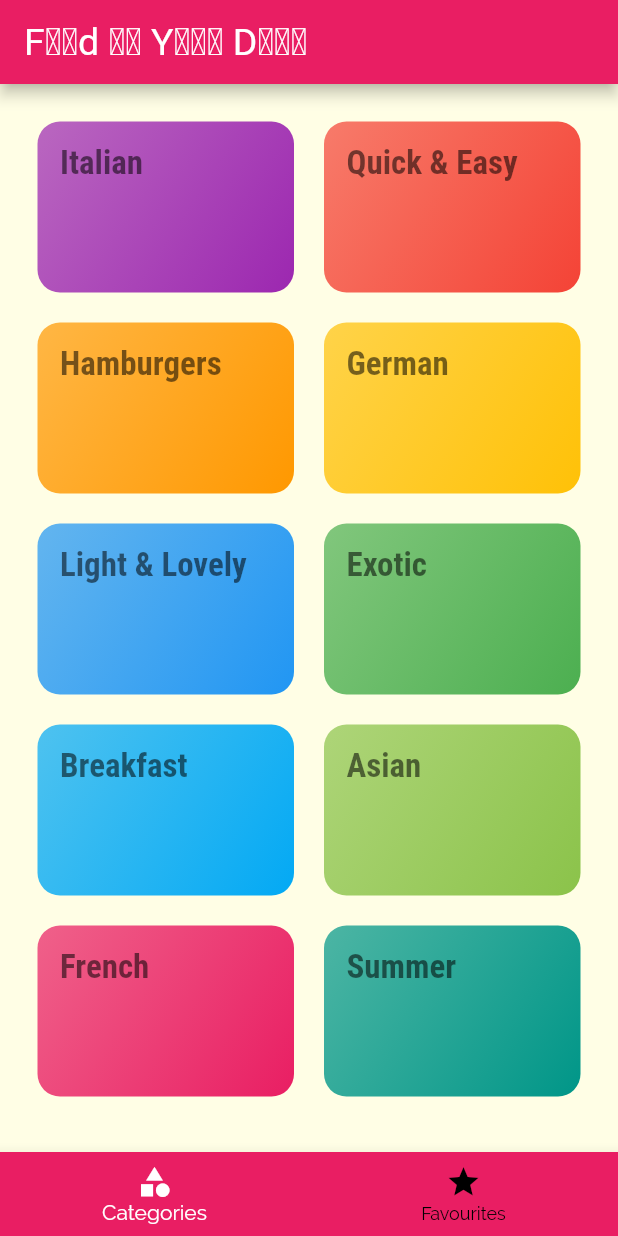
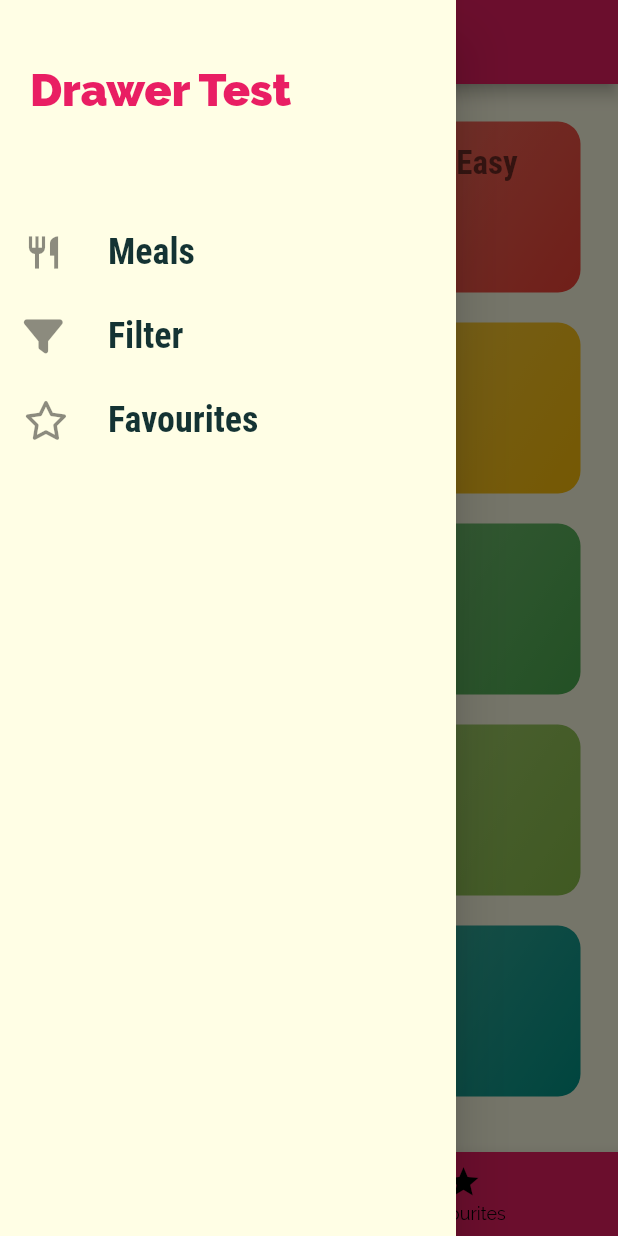
Before and after one commit to anwin-kp/Food_App, a Flutter app: the screen it shows after launch, with the side drawer open (before the commit the screen has no drawer), on a phone screen of 412 x 824 dp. Run offline on Flutter 3.47's test engine with Material 2 defaults, Android fonts, the phone set to English and light mode, and no system bars; our stand-ins replace font_awesome_flutter.

Commit message:
side drawer

```diff
--- a/lib/main.dart
+++ b/lib/main.dart
@@ -1,4 +1,5 @@
 import 'package:flutter/material.dart';
+import './screens/filter_sceen.dart';
 
 import './screens/tabs_screen.dart';
 import './screens/meal_detail_screen.dart';
@@ -40,6 +41,7 @@ class MyApp extends StatelessWidget {
         '/': (ctx) => TabsScreen(),
         CategoryMealsScreen.routeName: (ctx) => CategoryMealsScreen(),
         MealDetailScreen.routeName: (ctx) => MealDetailScreen(),
+        FilterScreen.routeName: (ctx) => FilterScreen(),
       },
       onGenerateRoute: (settings) {
         print(settings.arguments);
--- /dev/null
+++ b/lib/screens/filter_sceen.dart
@@ -0,0 +1,20 @@
+import 'package:flutter/material.dart';
+import 'package:flutter/src/foundation/key.dart';
+import 'package:flutter/src/widgets/container.dart';
+import 'package:flutter/src/widgets/framework.dart';
+import 'package:flutter/widgets.dart';
+
+class FilterScreen extends StatelessWidget {
+  static const routeName = '/filters';
+  @override
+  Widget build(BuildContext context) {
+    return Scaffold(
+      appBar: AppBar(
+        title: Text('Your Filters'),
+      ),
+      body: Center(
+        child: Text('Filters!'),
+      ),
+    );
+  }
+}
--- a/lib/screens/tabs_screen.dart
+++ b/lib/screens/tabs_screen.dart
@@ -1,6 +1,7 @@
 import 'package:flutter/material.dart';
 import './categories_screen.dart';
 import './favourites_screen.dart';
+import '../widgets/main_drawer.dart';
 
 class TabsScreen extends StatefulWidget {
   @override
@@ -23,6 +24,7 @@ class _TabsScreenState extends State<TabsScreen> {
   @override
   Widget build(BuildContext context) {
     return Scaffold(
+      drawer: MainDrawer(),
       appBar: AppBar(
         title: Text(
           _pages[_selectedPageIndex]['title'],
--- /dev/null
+++ b/lib/widgets/main_drawer.dart
@@ -0,0 +1,70 @@
+import 'package:flutter/material.dart';
+import 'package:font_awesome_flutter/font_awesome_flutter.dart';
+
+import '../screens/filter_sceen.dart';
+
+class MainDrawer extends StatelessWidget {
+  Widget buildListTile(String title, IconData icon, Function tapHandler) {
+    return ListTile(
+      leading: Icon(
+        icon,
+        size: 26,
+      ),
+      title: Text(
+        title,
+        style: TextStyle(
+            fontFamily: 'RobotoCondensed',
+            fontWeight: FontWeight.bold,
+            fontSize: 24),
+      ),
+      onTap: tapHandler,
+    );
+  }
+
+  @override
+  Widget build(BuildContext context) {
+    return Drawer(
+      child: Column(
+        children: <Widget>[
+          Container(
+            height: 120,
+            width: double.infinity,
+            padding: EdgeInsets.all(20),
+            alignment: Alignment.centerLeft,
+            child: Text(
+              'Drawer Test',
+              style: TextStyle(
+                  fontWeight: FontWeight.w900,
+                  fontSize: 30,
+                  color: Colors.pink),
+            ),
+          ),
+          SizedBox(
+            height: 20,
+          ),
+          buildListTile(
+            'Meals',
+            Icons.restaurant,
+            () {
+              Navigator.of(context).pushNamed('/');
+            },
+          ),
+          buildListTile(
+            'Filter',
+            FontAwesomeIcons.filter,
+            () {
+              Navigator.of(context).pushNamed(FilterScreen.routeName);
+            },
+          ),
+          buildListTile(
+            'Favourites',
+            FontAwesomeIcons.star,
+            () {
+              Navigator.of(context).pushNamed(null);
+            },
+          ),
+        ],
+      ),
+    );
+  }
+}
--- a/pubspec.yaml
+++ b/pubspec.yaml
@@ -23,6 +23,8 @@ environment:
 dependencies:
   flutter:
     sdk: flutter
+  font_awesome_flutter: ^10.2.1
+
 
   # The following adds the Cupertino Icons font to your application.
   # Use with the CupertinoIcons class for iOS style icons.
```
Also changed, not shown: pubspec.lock.
